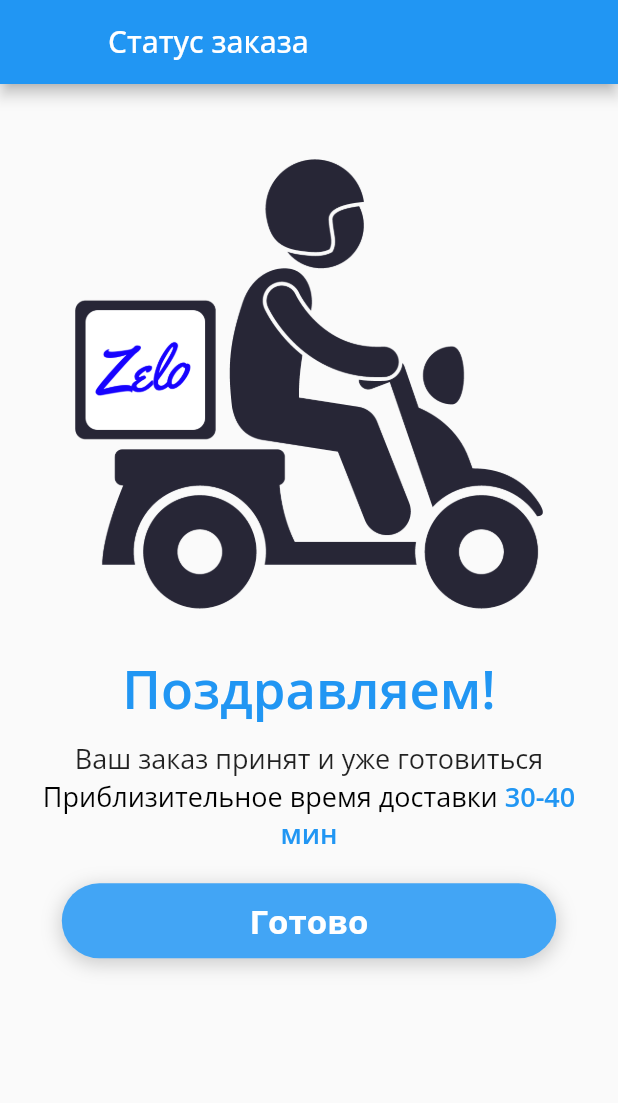
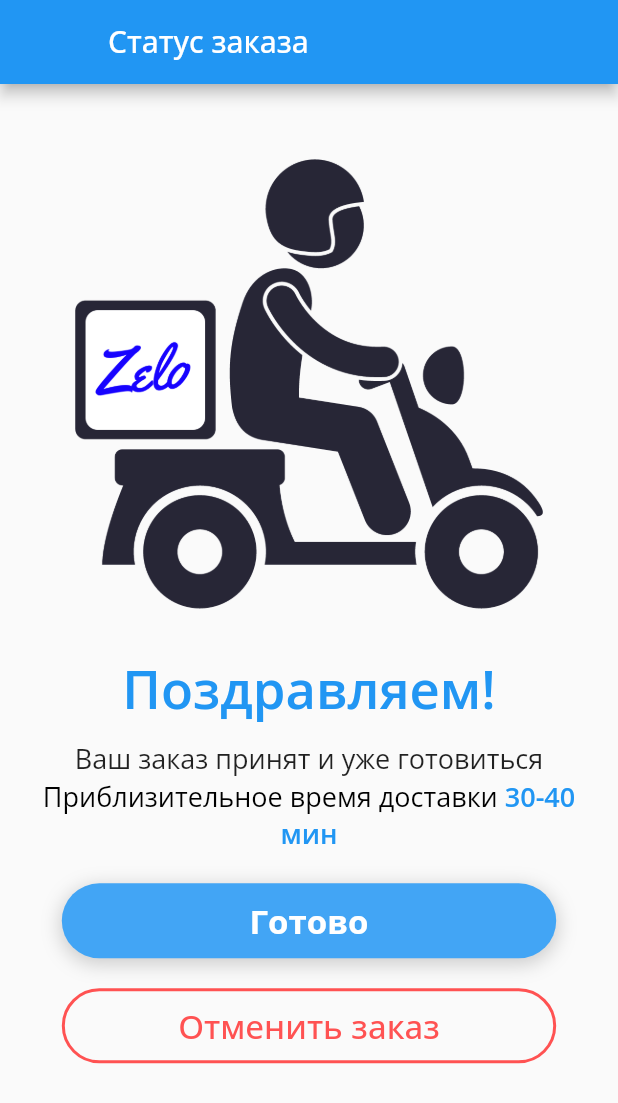
Before and after one commit to BurumbayS/ZeloApp, a Flutter app: the CompletedOrderPage screen opened directly, on a phone screen of 412 x 824 dp. Shown: the top 1103 px of the screen. Run offline on Flutter 3.47's test engine with Material 2 defaults, Android fonts, the phone set to English and light mode, and no system bars; our stand-ins replace dio, dotted_line, flutter_spinkit, google_fonts, localstorage, location and 1 more; missing offline and left inert: stretchy_header, yandex_mapkit; accounts and stored records are empty; generated files the repository leaves out were written again; network calls fail.

Commit message:
Add cancel order button

```diff
--- a/lib/main.dart
+++ b/lib/main.dart
@@ -4,7 +4,7 @@
 
 import 'package:flutter/cupertino.dart';
 import 'package:flutter/material.dart';
-import 'pages/places-list-page.dart';
+import 'pages/main/places-list-page.dart';
 
 void main() => runApp(MyApp());
 
--- a/lib/pages/places-list-page.dart
+++ b/lib/pages/main/places-list-page.dart
@@ -2,7 +2,7 @@ import 'dart:convert';
 
 import 'package:ZeloApp/models/Place.dart';
 import 'package:ZeloApp/models/User.dart';
-import 'package:ZeloApp/pages/place-profile.dart';
+import 'package:ZeloApp/pages/place/place-profile.dart';
 import 'package:ZeloApp/pages/profie/profile-page.dart';
 import 'package:ZeloApp/services/Network.dart';
 import 'package:ZeloApp/utils/alertDialog.dart';
@@ -11,7 +11,7 @@ import 'package:flutter/material.dart';
 import 'package:google_fonts/google_fonts.dart';
 import 'package:http/http.dart' as http;
 
-import 'auth/auth-page.dart';
+import '../auth/auth-page.dart';
 
 class PlacesListState extends State<PlacesList> {
 
--- a/lib/pages/completed-order-page.dart
+++ b/lib/pages/order-page/completed-order-page.dart
@@ -129,6 +129,38 @@ class CompletedOrderPageState extends State<CompletedOrderPage>  {
                   },
                 ),
               ),
+
+              Container(
+                height: 50,
+                margin: EdgeInsets.only(top: 20),
+                width: MediaQuery.of(context).size.width * 0.8,
+
+                child: FlatButton(
+                  color: Colors.white.withOpacity(0.01),
+                  textColor: Colors.redAccent,
+                  splashColor: Colors.grey[300],
+                  shape: RoundedRectangleBorder(
+                      side: BorderSide(
+                        color: Colors.redAccent,
+                        width: 2
+                      ),
+                      borderRadius: BorderRadius.circular(25.0),
+                  ),
+
+                  child: Text(
+                      'Отменить заказ',
+                      style: GoogleFonts.openSans(
+                          color: Colors.redAccent,
+                          fontSize: 22,
+                          decoration: TextDecoration.none,
+//                          fontWeight: FontWeight.bold
+                      )
+                  ),
+                  onPressed: (){
+//                    Navigator.popUntil(context, (route) => route.isFirst);
+                  },
+                ),
+              ),
             ],
           )
         )
--- a/lib/pages/map-page.dart
+++ b/lib/pages/order-page/map-page.dart
@@ -9,9 +9,11 @@ import 'package:flutter_spinkit/flutter_spinkit.dart';
 import 'package:google_fonts/google_fonts.dart';
 import 'package:yandex_mapkit/yandex_mapkit.dart';
 import 'package:flutter/cupertino.dart';
-import 'delivery-address-details.dart';
+
 import 'package:permission_handler/permission_handler.dart';
 import 'package:location/location.dart' as geolocator;
+
+import 'delivery-address-details.dart';
 
 // ignore: must_be_immutable
 class MapSearchPage extends StatefulWidget{
--- a/lib/services/Network.dart
+++ b/lib/services/Network.dart
@@ -3,8 +3,8 @@ import 'Storage.dart';
 class Network {
   static Network shared = new Network();
 
-  static String host = 'https://zelodostavka.me'; //'http://192.168.0.101:8000';
-//  static String host = 'http://207.154.213.83';
+//  static String host = 'https://zelodostavka.me'; //'http://192.168.0.101:8000';
+  static String host = 'http://207.154.213.83';
   static String api = host + '/api';
 
   Map<String, String> headers() {
```
Also changed, not shown: lib/pages/order-page/order-page.dart (renamed from lib/pages/order-page.dart, +4 -4 lines), lib/pages/place/place-profile.dart (renamed from lib/pages/place-profile.dart, +4 -4 lines), lib/pages/order-page/delivery-address-details.dart (renamed from lib/pages/delivery-address-details.dart), lib/pages/order-page/order-comment-page.dart (renamed from lib/pages/order-comment-page.dart).
